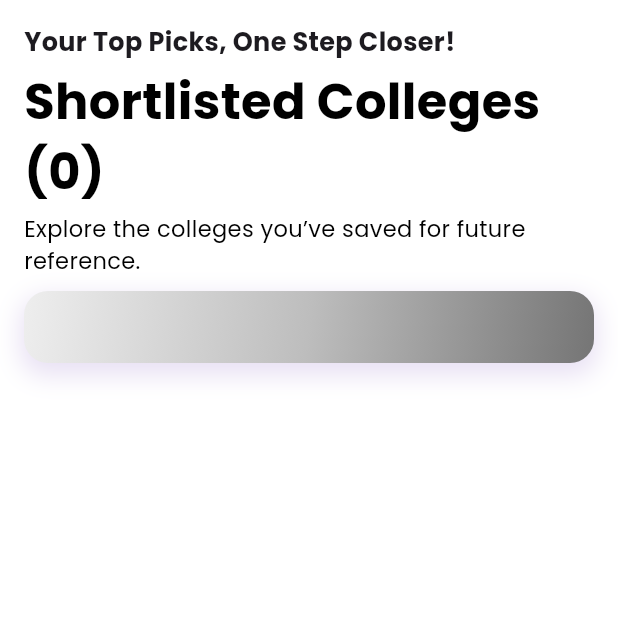
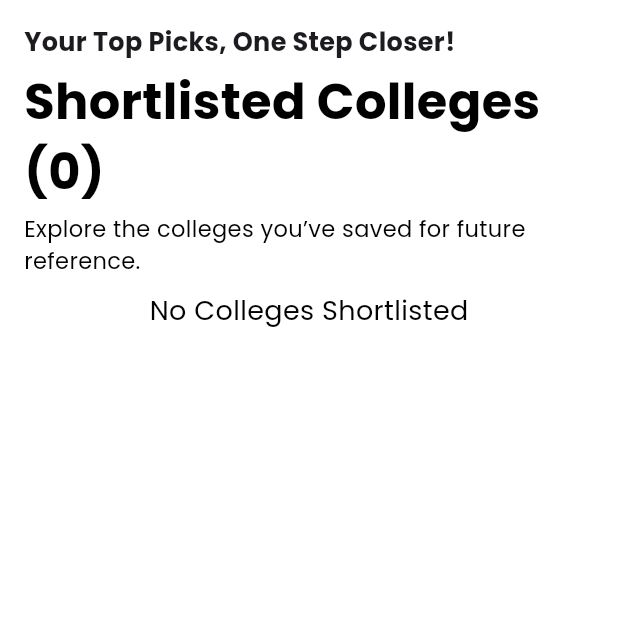
Before and after one commit to skhasan071/college_app, a Flutter app: the ShortlistedCollegesPage screen opened directly, on a phone screen of 412 x 824 dp, the top half of it. Run offline on Flutter 3.47's test engine with Material 3 defaults, Android fonts, the phone set to English and light mode, and no system bars; our stand-ins replace geocoding, geolocator, get, google_sign_in, pin_code_fields, share_plus and 1 more; missing offline and left inert: dart:html; accounts and stored records are empty; network calls fail.

Commit message:
Bugs reports

```diff
--- a/lib/view/Blogs/blog_page.dart
+++ b/lib/view/Blogs/blog_page.dart
@@ -53,12 +53,12 @@ class _BlogPageState extends State<BlogPage> {
                 children: [
                   // "Describe what your blog is about" Heading
                   Text(
-                    'Blogs To enhance you knowledge',
+                    'Blogs',
                     style: TextStyle(fontSize: 24, fontWeight: FontWeight.bold),
                   ),
                   SizedBox(height: 8),
                   Text(
-                    'all latest topics',
+                    'Explore Latest Blogs',
                     style: TextStyle(fontSize: 16, color: Colors.grey),
                   ),
                   SizedBox(height: 16),
--- a/lib/view/DetailPage/admission.dart
+++ b/lib/view/DetailPage/admission.dart
@@ -312,11 +312,6 @@ class _AdmissionState extends State<Admission> {
         child: Column(
           crossAxisAlignment: CrossAxisAlignment.start,
           children: [
-            Text(
-              title,
-              style: const TextStyle(fontWeight: FontWeight.bold, fontSize: 18),
-            ),
-            const SizedBox(height: 10),
             ...items.map(
               (e) => Padding(
                 padding: const EdgeInsets.only(bottom: 6),
--- a/lib/view/DetailPage/courses.dart
+++ b/lib/view/DetailPage/courses.dart
@@ -56,6 +56,9 @@ class _CoursesState extends State<Courses> {
             ),
             backgroundColor: Colors.white,
           ),
+
+          backgroundColor: Colors.white,
+
           body: Column(
             crossAxisAlignment: CrossAxisAlignment.start,
             children: [
@@ -64,6 +67,7 @@ class _CoursesState extends State<Courses> {
 
               Container(
                 decoration: BoxDecoration(
+                  color: Colors.white,
                   border: Border(
                     top: BorderSide(color: Colors.grey, width: 0.4),
                     bottom: BorderSide(color: Colors.grey, width: 0.4),
--- a/lib/view/Filters&Compare/shortlistCollegePage.dart
+++ b/lib/view/Filters&Compare/shortlistCollegePage.dart
@@ -64,7 +64,7 @@ class _ShortlistedCollegesPageState extends State<ShortlistedCollegesPage> {
               const SizedBox(height: 10),
 
               //const SizedBox(height: 16),
-              Container(
+              colleges.isNotEmpty ? Container(
                 padding: const EdgeInsets.all(16),
                 decoration: BoxDecoration(
                   gradient: theme.backgroundGradient,
@@ -110,11 +110,15 @@ class _ShortlistedCollegesPageState extends State<ShortlistedCollegesPage> {
                       },
                       itemCount: colleges.length,
                       shrinkWrap: true,
-                      physics:
-                          const NeverScrollableScrollPhysics(), // important!
+                      physics: const NeverScrollableScrollPhysics(), // important!
                     ),
                   ],
                 ),
+              ) : Center(
+                child: Text("No Colleges Shortlisted", style: TextStyle(
+                  fontSize: 18,
+                  color: Colors.black,
+                ),),
               ),
             ],
           ),
--- a/lib/view/college_predictor_page.dart
+++ b/lib/view/college_predictor_page.dart
@@ -66,7 +66,6 @@ class _CollegePredictorScreenState extends State<CollegePredictorPage> {
     "NEET",
     "BITSAT",
     "VITEEE",
-    "Other"
   ];
 
   final List<String> categories = [
--- a/lib/view/profiles/choice_preferences.dart
+++ b/lib/view/profiles/choice_preferences.dart
@@ -65,7 +65,7 @@ class _CoursePreferencesPageState extends State<CoursePreferencesPage> {
                 const SizedBox(height: 12),
                 const Text("Course Preferences", style: TextStyle(fontSize: 20, fontWeight: FontWeight.bold)),
                 const SizedBox(height: 8),
-                const Text("Lorem ipsum dolor sit amet, consectetur adipiscing elit. Suspendisse varius enim in eros.",
+                const Text("Choose preferences to explore colleges you prefer.",
                     style: TextStyle(color: Colors.black54)),
                 const SizedBox(height: 24),
 
```
Also changed, not shown: lib/view/Filters&Compare/compareWith.dart (+1 -6 lines), pubspec.yaml (+1 -67 lines), 1 other file.
